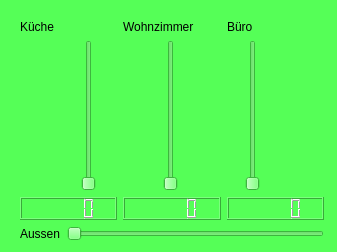
This is controller.ui in chey00/heaterControl1 as Qt 5 draws it before an edit. The edited form follows.
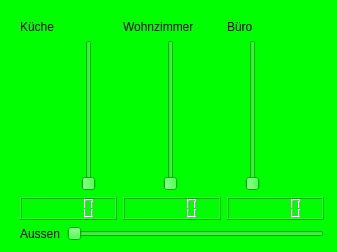
This is the edited form.

Patch:
```diff
--- a/controller.ui
+++ b/controller.ui
@@ -17,7 +17,7 @@
    <bool>false</bool>
   </property>
   <property name="styleSheet">
-   <string notr="true">background-color: rgb(85, 255, 87);</string>
+   <string notr="true">background-color: rgb(0, 255, 0);</string>
   </property>
   <widget class="QWidget" name="verticalLayoutWidget">
    <property name="geometry">
```
